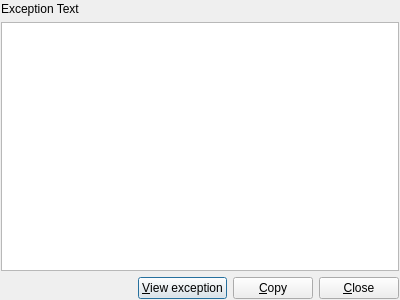
The window that resources/ui/emergencytrace.ui (prymatex/prymatex) describes before a commit, drawn with Qt 5.
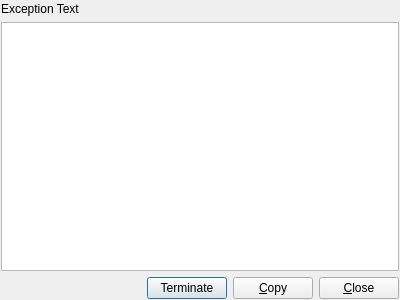
The same window after the commit. Icons and pictures are not drawn.

The edit to the form file:
```diff
--- a/resources/ui/emergencytrace.ui
+++ b/resources/ui/emergencytrace.ui
@@ -54,7 +54,11 @@
      <item>
       <widget class="QPushButton" name="pushButton">
        <property name="text">
-        <string>&amp;View exception</string>
+        <string>Terminate</string>
+       </property>
+       <property name="icon">
+        <iconset resource="../resources.qrc">
+         <normaloff>:/icons/emblems/emblem-important.png</normaloff>:/icons/emblems/emblem-important.png</iconset>
        </property>
       </widget>
      </item>
```
Left out of the diff: 2 changed lines with no effect on the pictures.
